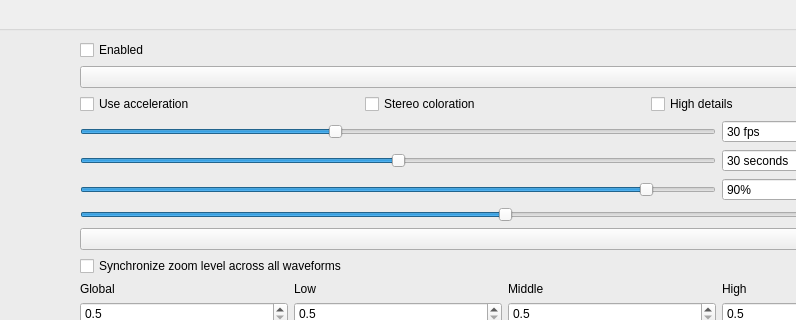
ywwg/mixxx, file src/preferences/dialog/dlgprefwaveformdlg.ui: the form before one commit; both pictures show x 157 to 953 and y 0 to 320 of the 1110 by 941 pixel window.
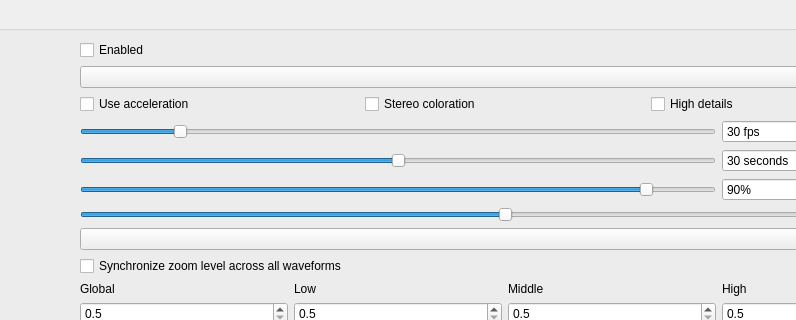
The form after the commit.

Commit message: raise max fps

Diff of the .ui file:
```diff
--- a/src/preferences/dialog/dlgprefwaveformdlg.ui
+++ b/src/preferences/dialog/dlgprefwaveformdlg.ui
@@ -118,7 +118,7 @@
         <number>10</number>
        </property>
        <property name="maximum">
-        <number>60</number>
+        <number>144</number>
        </property>
        <property name="value">
         <number>30</number>
```
Left out of the diff: 2 changed lines with no effect on the pictures. The commit also changes 1 other file.
